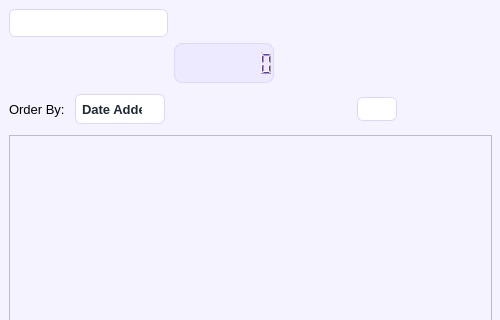
Old version of the form addressbook.ui in the repository jialinliu0817/AddressBook; both pictures show x 0 to 500 and y 0 to 320 of the 500 by 699 pixel window.
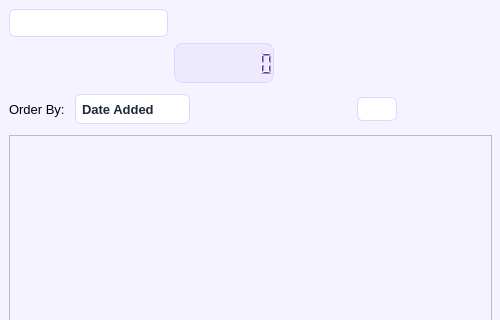
New version of the form. Icons and pictures are not drawn.

Commit message: Fix comboBox width to fit Date Added / Name A-Z labels

What changed in the file:
```diff
--- a/addressbook.ui
+++ b/addressbook.ui
@@ -314,13 +314,13 @@
         </property>
         <property name="minimumSize">
          <size>
-          <width>90</width>
+          <width>115</width>
           <height>30</height>
          </size>
         </property>
         <property name="maximumSize">
          <size>
-          <width>90</width>
+          <width>150</width>
           <height>30</height>
          </size>
         </property>
@@ -335,6 +335,9 @@
         <property name="mouseTracking">
          <bool>true</bool>
         </property>
+        <property name="sizeAdjustPolicy">
+         <enum>QComboBox::SizeAdjustPolicy::AdjustToContents</enum>
+        </property>
         <property name="layoutDirection">
          <enum>Qt::LayoutDirection::LeftToRight</enum>
         </property>
```
